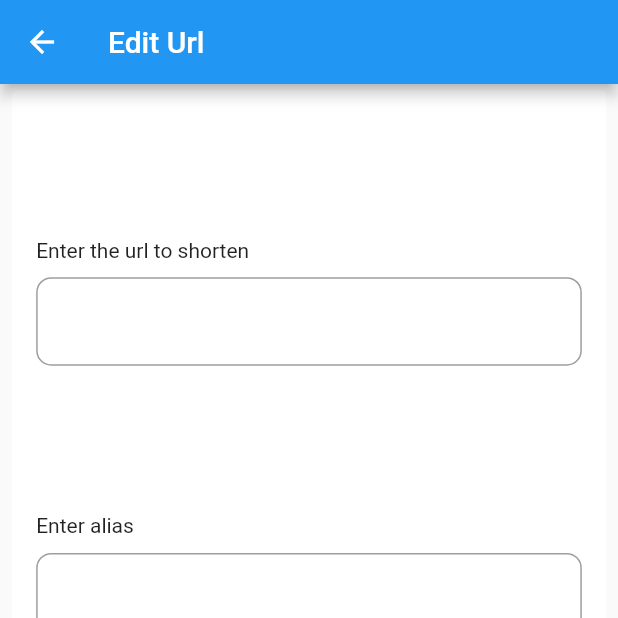
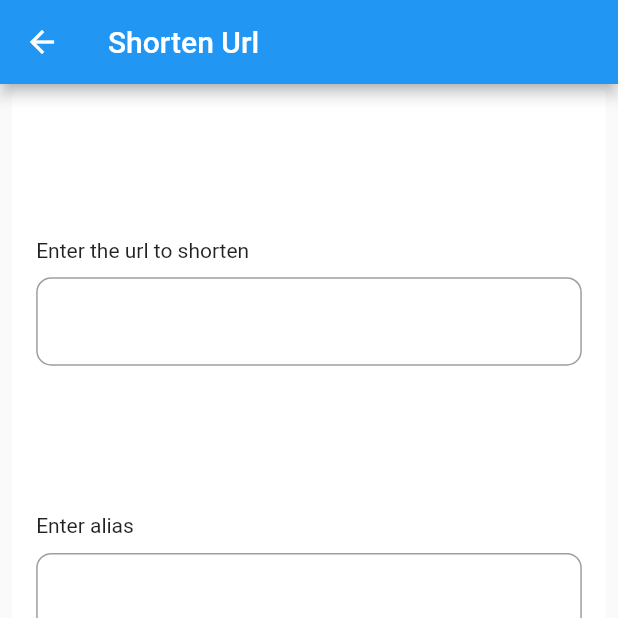
Before and after one commit to amanv8060/Url-Shortner, a Flutter app: the EditUrlScreen screen opened directly with empty values, on a phone screen of 412 x 824 dp, the top half of it. Run offline on Flutter 3.47's test engine with Material 2 defaults, Android fonts, the phone set to English and light mode, and no system bars; our stand-ins replace get_it, google_fonts, lottie, shared_preferences; accounts and stored records are empty.

Commit message:
Update editUrlView.dart
Changed the title of the AppBar

```diff
--- a/client/lib/views/urls/editUrlView.dart
+++ b/client/lib/views/urls/editUrlView.dart
@@ -56,7 +56,7 @@ class _EditUrlScreenState extends State<EditUrlScreen> {
         create: (context) => _urlViewModel,
         child: Scaffold(
           appBar: AppBar(
-            title: Text("Edit Url"),
+            title: Text("Shorten Url"),
           ),
           body: IndexedStack(
             index: _isVisible,
```
